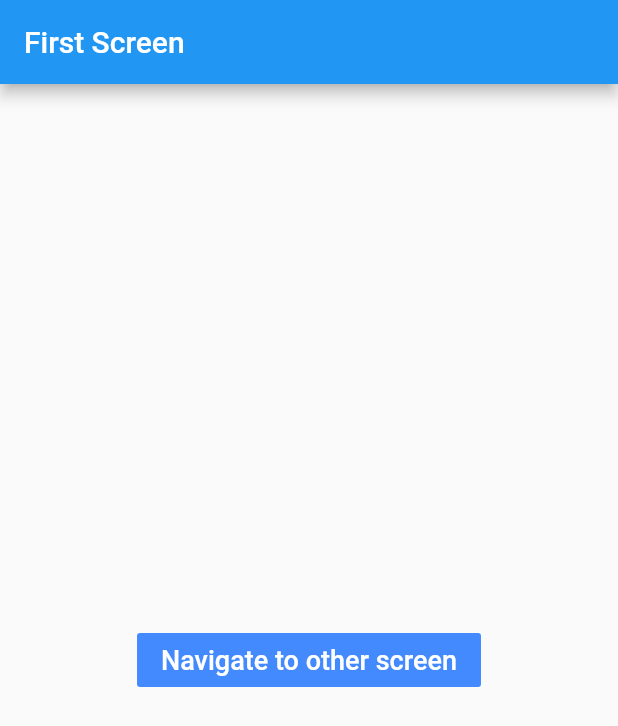
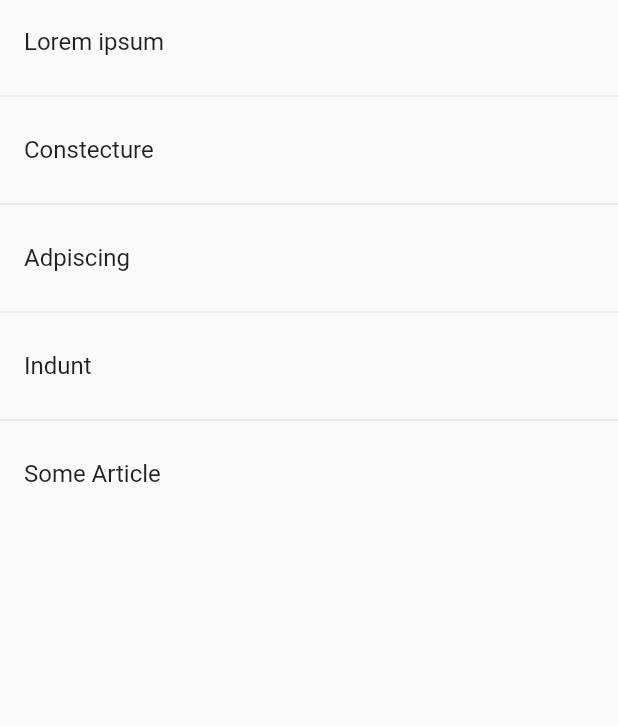
Before and after one commit to rahmat058/Flutter-Exercise, a Flutter app: the screen it shows after launch, on a phone screen of 412 x 824 dp. Shown: the top 726 px of the screen. Run offline on Flutter 3.47's test engine with Material 2 defaults, Android fonts, the phone set to English and light mode, and no system bars.

Commit message:
Article newspaper one screen to another screen is done

```diff
--- /dev/null
+++ b/lib/ArticleModel.dart
@@ -0,0 +1,8 @@
+class ArticleModel {
+  String title, detail;
+
+  ArticleModel(String title, String detail) {
+    this.title = title;
+    this.detail = detail;
+  }
+}
--- a/lib/main.dart
+++ b/lib/main.dart
@@ -1,6 +1,8 @@
 import 'package:flutter/cupertino.dart';
 import 'package:flutter/material.dart';
+import 'package:flutter_app/ArticleModel.dart';
 import 'package:flutter_app/screens/FirstScreen.dart';
+import 'package:flutter_app/screens/ListOfArticles.dart';
 
 void main() {
   runApp(MyApp());
@@ -8,11 +10,24 @@ void main() {
 
 
 class MyApp extends StatelessWidget {
+
+  List<ArticleModel> articles = [
+    ArticleModel("Lorem ipsum", "Lorem Ipsum is simply dummy text of the printing and typesetting"),
+    ArticleModel("Constecture", "liost o "),
+    ArticleModel("Adpiscing", "this is Adpiscing"),
+    ArticleModel("Indunt", "Lorem Ipsum is simply dummy text of the printing and typesetting"),
+    ArticleModel("Some Article", "Lorem Ipsum is simply dummy text of the printing and typesetting"),
+  ];
+
   @override
   Widget build(BuildContext context) {
     // TODO: implement build
     return MaterialApp(
-      home: FirstScreen()
+      title: "Flutter Demo",
+      theme: ThemeData(
+        primarySwatch: Colors.deepPurple
+      ),
+      home: ListOfArticles(articles)
     );
   }
 }
--- /dev/null
+++ b/lib/screens/ListOfArticles.dart
@@ -0,0 +1,33 @@
+import 'package:flutter/material.dart';
+import 'package:flutter_app/ArticleModel.dart';
+import 'package:flutter_app/screens/DetailOfArticle.dart';
+
+class ListOfArticles extends StatelessWidget {
+  List<ArticleModel> _list;
+
+  //constructor calling
+  ListOfArticles(List<ArticleModel> articles) {
+    _list = articles;
+  }
+
+  @override
+  Widget build(BuildContext context) {
+    return Scaffold(
+      body: ListView.separated(
+          itemBuilder: (context, index) {
+            return ListTile(title: Text(_list[index].title),
+              onTap: () {
+                Navigator.push(context, MaterialPageRoute(
+                  builder: (context) {
+                    return DetailOfArticle(_list[index]);
+                  }
+                ));
+              },
+            );
+          },
+          separatorBuilder: (context, index) => Divider(),
+          itemCount: _list.length,
+      ),
+    );
+  }
+}
```
Also changed, not shown: lib/screens/DetailOfArticle.dart (added, +25 -0 lines).
